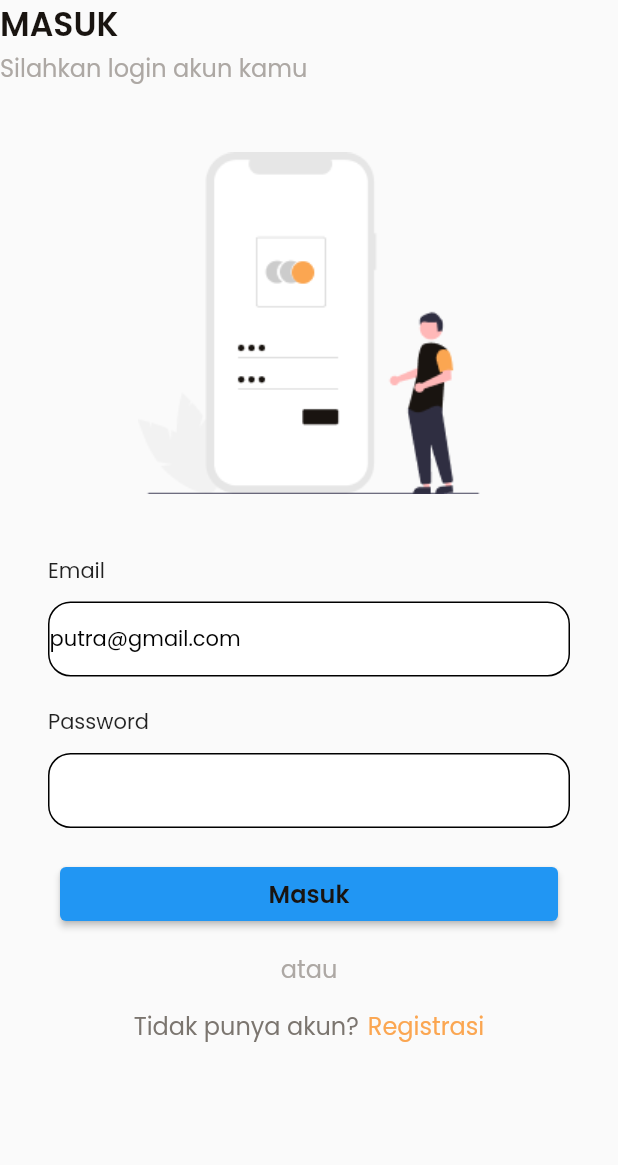
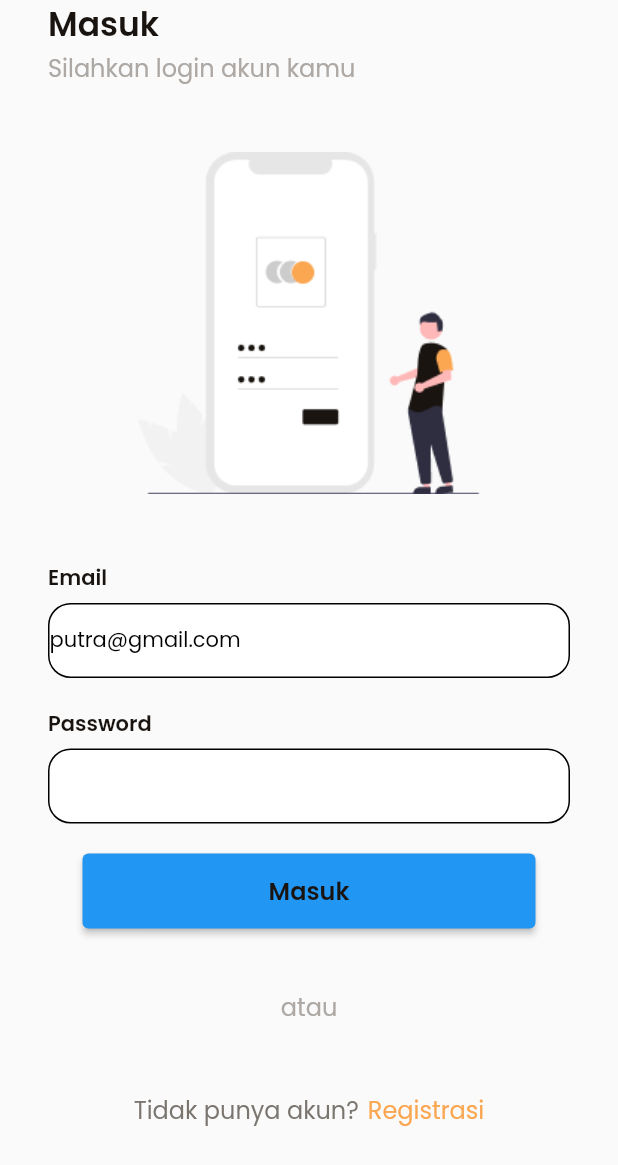
Before and after one commit to putradwi06/RentalCamera, a Flutter app: the LoginPage screen opened directly, on a phone screen of 412 x 824 dp. Shown: the top 1165 px of the screen. Run offline on Flutter 3.47's test engine with Material 2 defaults, Android fonts, the phone set to English and light mode, and no system bars; our stand-ins replace google_fonts, lottie; missing offline and left inert: dart:html.

Commit message:
"login, register, add profil"

```diff
--- a/lib/app/styles/app_colors.dart
+++ b/lib/app/styles/app_colors.dart
@@ -3,11 +3,11 @@ import 'package:flutter/cupertino.dart';
 class AppColors {
   static const Color blackColor = Color(0xFF191410);
   static const Color orangeColor = Color(0xFFFBA651);
-  const Color grey1Color = Color(0xFF7B756F);
-  const Color grey2Color = Color(0xFFADA8A4);
+  static Color grey1Color = Color(0xFF7B756F);
+  static Color grey2Color = Color(0xFFADA8A4);
 
-  const Color inputBorderColor = Color(0xFFEBE1D8);
-  const Color backgoundColor = Color(0xFFFFAFAFA);
-  const Color whiteColor = Color(0xFFFFFFFF);
-  const Color greyBg = Color(0xFFD9D9D9);
+  static Color inputBorderColor = Color(0xFFEBE1D8);
+  static Color backgoundColor = Color(0xFFFFAFAFA);
+  static Color whiteColor = Color(0xFFFFFFFF);
+  static Color greyBg = Color(0xFFD9D9D9);
 }
--- a/lib/main.dart
+++ b/lib/main.dart
@@ -1,6 +1,8 @@
 import 'package:flutter/material.dart';
+import 'package:pa_rentalcam/screens/auth/add_profil_screen.dart';
 
 import 'package:pa_rentalcam/screens/auth/login_screen.dart';
+import 'package:pa_rentalcam/screens/auth/register_screen.dart';
 
 void main() {
   runApp(MyApp());
@@ -13,7 +15,7 @@ class MyApp extends StatelessWidget {
   Widget build(BuildContext context) {
     return MaterialApp(
       debugShowCheckedModeBanner: false,
-      home: LoginPage(),
+      home: addProfil(),
     );
   }
 }
--- a/lib/screens/auth/login_screen.dart
+++ b/lib/screens/auth/login_screen.dart
@@ -3,7 +3,7 @@ import 'package:flutter/material.dart';
 import 'package:google_fonts/google_fonts.dart';
 import 'package:pa_rentalcam/app/styles/app_colors.dart';
 import 'package:lottie/lottie.dart';
-import 'package:pa_rentalcam/app/styles/app_fonts.dart';
+
 import 'package:pa_rentalcam/app/styles/app_styles.dart';
 
 class LoginPage extends StatelessWidget {
@@ -22,22 +22,26 @@ class LoginPage extends StatelessWidget {
               SizedBox(
                 width: 10,
               ),
-              Text(
-                "MASUK",
-                style: TextStyle(
-                  color: Color(0xFF191410),
+              Container(
+                margin: EdgeInsets.symmetric(horizontal: 32),
+                child: Text(
+                  "Masuk",
+                  style: AppStyles.textBlackColor.copyWith(
                       fontSize: 22,
-                  fontFamily: "Poppins",
-                  fontWeight: FontWeight.w600,
+                      fontWeight: AppStyles.semiBold,
+                      color: Color(0xff191410)),
                 ),
               ),
-              Text(
+              Container(
+                margin: EdgeInsets.symmetric(horizontal: 32),
+                child: Text(
                   "Silahkan login akun kamu",
                   style: TextStyle(
                       color: Color(0xFFADA8A4),
                       fontSize: 16,
                       fontWeight: FontWeight.normal,
                       fontFamily: "Poppins"),
+                ),
               ),
               SizedBox(
                 height: 44,
@@ -53,7 +57,7 @@ class LoginPage extends StatelessWidget {
                 ],
               ),
               SizedBox(
-                height: 40,
+                height: 45,
               ),
               Container(
                 margin: EdgeInsets.symmetric(horizontal: 32),
@@ -63,10 +67,14 @@ class LoginPage extends StatelessWidget {
                   children: [
                     Text(
                       "Email",
-                      style: TextStyle(fontSize: 14, fontFamily: "Poppins"),
+                      style: AppStyles.textBlackColor.copyWith(
+                        fontSize: 14,
+                        fontWeight: AppStyles.semiBold,
+                        color: Color(0xff191410),
+                      ),
                     ),
                     SizedBox(
-                      height: 10,
+                      height: 6,
                     ),
                     Container(
                       width: double.infinity,
@@ -105,13 +113,14 @@ class LoginPage extends StatelessWidget {
                   children: [
                     Text(
                       "Password",
-                      style: TextStyle(
+                      style: AppStyles.textBlackColor.copyWith(
                         fontSize: 14,
-                        fontFamily: "Poppins",
+                        fontWeight: AppStyles.semiBold,
+                        color: Color(0xff191410),
                       ),
                     ),
                     SizedBox(
-                      height: 10,
+                      height: 6,
                     ),
                     Container(
                       width: double.infinity,
@@ -139,9 +148,12 @@ class LoginPage extends StatelessWidget {
                 mainAxisAlignment: MainAxisAlignment.center,
                 crossAxisAlignment: CrossAxisAlignment.center,
                 children: [
+                  Column(
+                    children: [
                       Container(
                         width: double.infinity,
-                    margin: EdgeInsets.symmetric(horizontal: 40),
+                        height: 50,
+                        margin: EdgeInsets.symmetric(horizontal: 55),
                         child: ElevatedButton(
                           onPressed: () {},
                           child: Text(
@@ -155,8 +167,10 @@ class LoginPage extends StatelessWidget {
                       ),
                     ],
                   ),
+                ],
+              ),
               SizedBox(
-                height: 14,
+                height: 40,
               ),
               Row(
                 mainAxisAlignment: MainAxisAlignment.center,
@@ -175,7 +189,7 @@ class LoginPage extends StatelessWidget {
                 ],
               ),
               SizedBox(
-                height: 14,
+                height: 45,
               ),
               Row(
                 mainAxisAlignment: MainAxisAlignment.center,
```
Also changed, not shown: lib/screens/auth/add_profil_screen.dart (added, +24 -0 lines), lib/screens/auth/register_screen.dart (+295 -0 lines). Lines whose indentation alone changed are shown as unchanged.
